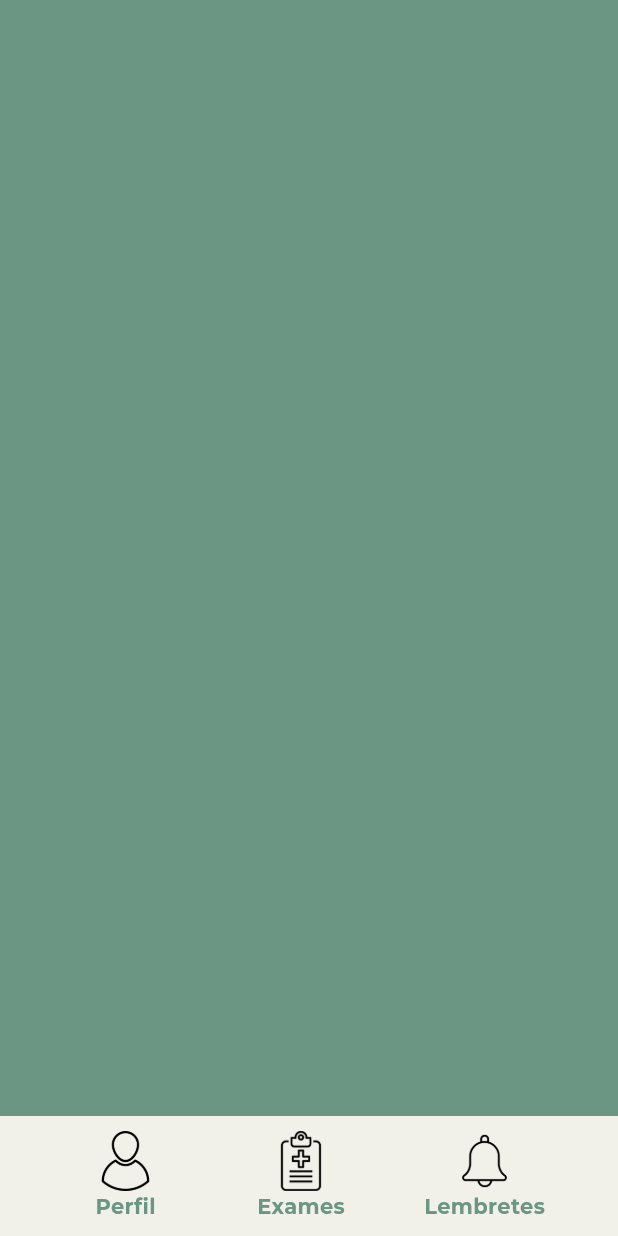
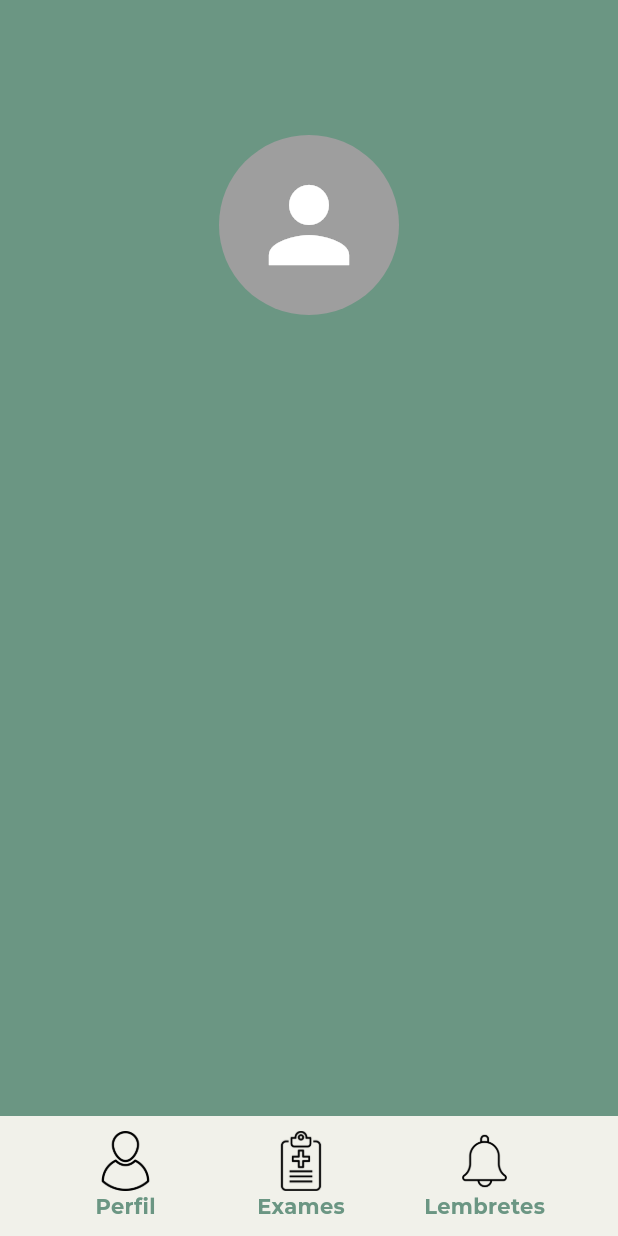
Before and after one commit to RaphaelKameoka/Ye-gestao-em-saude, a Flutter app: the HomeBackground screen opened directly, on a phone screen of 412 x 824 dp. Run offline on Flutter 3.47's test engine with Material 3 defaults, Android fonts, the phone set to English and light mode, and no system bars; our stand-ins replace flutter_dotenv, google_fonts.

Commit message:
Create user changes, login, and profile beggining

```diff
--- a/lib/background/home_background.dart
+++ b/lib/background/home_background.dart
@@ -1,12 +1,12 @@
-import 'package:flutter/cupertino.dart';
 import 'package:flutter/material.dart';
-import 'package:flutter/widgets.dart';
 import 'package:google_fonts/google_fonts.dart';
+import 'package:ye_project/profile.dart';
 
 class HomeBackground extends StatefulWidget {
   HomeBackground(this.nextScreen, {super.key});
 
-  String nextScreen;
+  final String nextScreen;
+
   @override
   State<HomeBackground> createState() {
     return _HomeBackgroundState();
@@ -18,25 +18,67 @@ class _HomeBackgroundState extends State<HomeBackground> {
   Color examCor = Colors.transparent;
   Color medicationCor = Colors.transparent;
 
+  late String userName;
+
+  @override
+  void initState() {
+    super.initState();
+    userName = '';
+  }
+
+  @override
+  void didChangeDependencies() {
+    super.didChangeDependencies();
+    _getUserNameFromArguments();
+  }
+
+  void _getUserNameFromArguments() {
+    final ModalRoute? modalRoute = ModalRoute.of(context);
+    if (modalRoute != null) {
+      final Map<String, dynamic>? args = modalRoute.settings.arguments as Map<String, dynamic>?;
+      if (args != null) {
+        setState(() {
+          userName = args['user_name'] as String;
+        });
+      }
+    }
+  }
+
   @override
   Widget build(BuildContext context) {
+    Widget actualHomeScreen = ProfileScreen(userName: userName);
+
+    switch (widget.nextScreen) {
+      case 'profile':
+        setState(() {
+          actualHomeScreen = ProfileScreen(userName: userName);
+        });
+        break;
+    }
     return Scaffold(
-      body: Center(
+      body: Stack(
+        children: [
+          Center(
             child: Container(
-          color: Color(0xFF6B9683),
+              color: const Color(0xFF6B9683),
             ),
           ),
+          Positioned.fill(child: actualHomeScreen),
+        ],
+      ),
       bottomNavigationBar: Container(
-        color: Color.fromARGB(255, 241, 241, 234),
+        color: const Color.fromARGB(255, 241, 241, 234),
         height: 80,
         width: double.infinity,
         child: Row(
           mainAxisAlignment: MainAxisAlignment.center,
           children: [
-            Column(mainAxisAlignment: MainAxisAlignment.center, children: [
+            Column(
+              mainAxisAlignment: MainAxisAlignment.center,
+              children: [
                 AnimatedContainer(
-                duration: Duration(milliseconds: 300),
-                padding: EdgeInsets.symmetric(vertical: 5, horizontal: 15),
+                  duration: const Duration(milliseconds: 300),
+                  padding: const EdgeInsets.symmetric(vertical: 5, horizontal: 15),
                   decoration: BoxDecoration(
                     color: consultaCor,
                     borderRadius: BorderRadius.circular(50),
@@ -44,9 +86,7 @@ class _HomeBackgroundState extends State<HomeBackground> {
                   child: IconButton(
                     onPressed: () {
                       setState(() {
-                      if (consultaCor == Colors.transparent) {
                         consultaCor = Colors.grey[350] ?? Colors.grey;
-                      }
                         examCor = Colors.transparent;
                         medicationCor = Colors.transparent;
                       });
@@ -61,7 +101,7 @@ class _HomeBackgroundState extends State<HomeBackground> {
                         Text(
                           "Perfil",
                           style: GoogleFonts.montserrat(
-                          color: Color(0xFF6B9683),
+                            color: const Color(0xFF6B9683),
                             fontWeight: FontWeight.bold,
                           ),
                         ),
@@ -69,15 +109,18 @@ class _HomeBackgroundState extends State<HomeBackground> {
                     ),
                     highlightColor: Colors.transparent,
                     splashColor: Colors.transparent,
-                  padding: EdgeInsets.symmetric(vertical: 0, horizontal: 0),
+                    padding: EdgeInsets.zero,
                   ),
                 ),
-            ]),
+              ],
+            ),
             SizedBox(width: 17),
-            Column(mainAxisAlignment: MainAxisAlignment.center, children: [
+            Column(
+              mainAxisAlignment: MainAxisAlignment.center,
+              children: [
                 AnimatedContainer(
-                duration: Duration(milliseconds: 300),
-                padding: EdgeInsets.symmetric(vertical: 5, horizontal: 15),
+                  duration: const Duration(milliseconds: 300),
+                  padding: const EdgeInsets.symmetric(vertical: 5, horizontal: 15),
                   decoration: BoxDecoration(
                     color: examCor,
                     borderRadius: BorderRadius.circular(50),
@@ -85,9 +128,7 @@ class _HomeBackgroundState extends State<HomeBackground> {
                   child: IconButton(
                     onPressed: () {
                       setState(() {
-                      if (examCor == Colors.transparent) {
                         examCor = Colors.grey[350] ?? Colors.grey;
-                      }
                         consultaCor = Colors.transparent;
                         medicationCor = Colors.transparent;
                       });
@@ -102,7 +143,7 @@ class _HomeBackgroundState extends State<HomeBackground> {
                         Text(
                           "Exames",
                           style: GoogleFonts.montserrat(
-                          color: Color(0xFF6B9683),
+                            color: const Color(0xFF6B9683),
                             fontWeight: FontWeight.bold,
                           ),
                         ),
@@ -110,15 +151,18 @@ class _HomeBackgroundState extends State<HomeBackground> {
                     ),
                     highlightColor: Colors.transparent,
                     splashColor: Colors.transparent,
-                  padding: EdgeInsets.symmetric(vertical: 0, horizontal: 0),
+                    padding: EdgeInsets.zero,
                   ),
                 ),
-            ]),
+              ],
+            ),
             SizedBox(width: 17),
-            Column(mainAxisAlignment: MainAxisAlignment.center, children: [
+            Column(
+              mainAxisAlignment: MainAxisAlignment.center,
+              children: [
                 AnimatedContainer(
-                duration: Duration(milliseconds: 300),
-                padding: EdgeInsets.symmetric(vertical: 5, horizontal: 15),
+                  duration: const Duration(milliseconds: 300),
+                  padding: const EdgeInsets.symmetric(vertical: 5, horizontal: 15),
                   decoration: BoxDecoration(
                     color: medicationCor,
                     borderRadius: BorderRadius.circular(50),
@@ -126,9 +170,7 @@ class _HomeBackgroundState extends State<HomeBackground> {
                   child: IconButton(
                     onPressed: () {
                       setState(() {
-                      if (medicationCor == Colors.transparent) {
                         medicationCor = Colors.grey[350] ?? Colors.grey;
-                      }
                         consultaCor = Colors.transparent;
                         examCor = Colors.transparent;
                       });
@@ -143,7 +185,7 @@ class _HomeBackgroundState extends State<HomeBackground> {
                         Text(
                           "Lembretes",
                           style: GoogleFonts.montserrat(
-                          color: Color(0xFF6B9683),
+                            color: const Color(0xFF6B9683),
                             fontWeight: FontWeight.bold,
                           ),
                         ),
@@ -151,10 +193,11 @@ class _HomeBackgroundState extends State<HomeBackground> {
                     ),
                     highlightColor: Colors.transparent,
                     splashColor: Colors.transparent,
-                  padding: EdgeInsets.symmetric(vertical: 0, horizontal: 0),
+                    padding: EdgeInsets.zero,
                   ),
                 ),
-            ]),
+              ],
+            ),
           ],
         ),
       ),
--- a/lib/forgot_password.dart
+++ b/lib/forgot_password.dart
@@ -1,4 +1,3 @@
-import 'package:flutter/cupertino.dart';
 import 'package:flutter/material.dart';
 import 'package:google_fonts/google_fonts.dart';
 import 'package:http/http.dart' as http;
--- /dev/null
+++ b/lib/profile.dart
@@ -0,0 +1,36 @@
+import 'package:flutter/material.dart';
+
+class ProfileScreen extends StatelessWidget {
+  final String userName;
+
+  const ProfileScreen({super.key,required this.userName});
+
+  @override
+  Widget build(BuildContext context) {
+    return SingleChildScrollView(
+      child: Center(
+        child: Column(
+          mainAxisAlignment: MainAxisAlignment.start,
+          crossAxisAlignment: CrossAxisAlignment.center,
+          children: [
+            SizedBox(height: 90),
+            CircleAvatar(
+              radius: 60,
+              backgroundColor: Colors.grey,
+              child: Icon(
+                Icons.person,
+                size: 80,
+                color: Colors.white,
+              ),
+            ),
+            SizedBox(height: 20),
+            Text(
+              userName, // Display the fetched username
+              style: TextStyle(fontSize: 24, fontWeight: FontWeight.bold),
+            ),
+          ],
+        ),
+      ),
+    );
+  }
+}
--- a/lib/ye.dart
+++ b/lib/ye.dart
@@ -14,8 +14,7 @@ class _YeState extends State<Ye> {
 
   @override
   Widget build(BuildContext context) {
-    Widget screenWidget = HomeBackground('login');
-    // Widget screenWidget = AuthBackground('login');
+    Widget screenWidget = AuthBackground('login');
     return MaterialApp(
       home: screenWidget,
       routes: {
@@ -24,6 +23,9 @@ class _YeState extends State<Ye> {
         '/create_account': (context) => AuthBackground('create_account'),
         '/password_code': (context) => AuthBackground('password_code'),
         '/change_password': (context) => AuthBackground('change_password'),
+        '/home': (context) => HomeBackground('login'),
+        '/profile': (context) => HomeBackground('profile')
+
       },
     );
   }
--- a/pubspec.yaml
+++ b/pubspec.yaml
@@ -30,6 +30,7 @@ environment:
 dependencies:
   flutter:
     sdk: flutter
+  image_picker: ^0.8.4+4
   http: ^1.2.1
   flutter_dotenv: ^5.0.0
 
```
Also changed, not shown: lib/create_account.dart (+29 -14 lines), lib/login_screen.dart (+25 -6 lines), pubspec.lock. Lines whose indentation alone changed are shown as unchanged.
